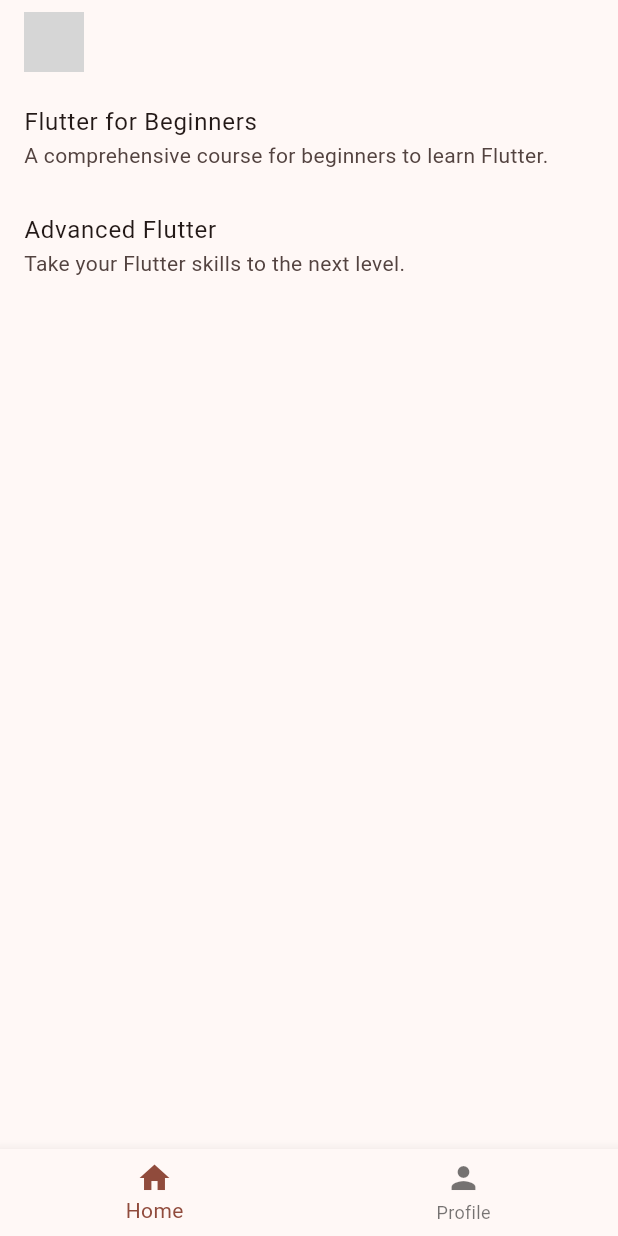
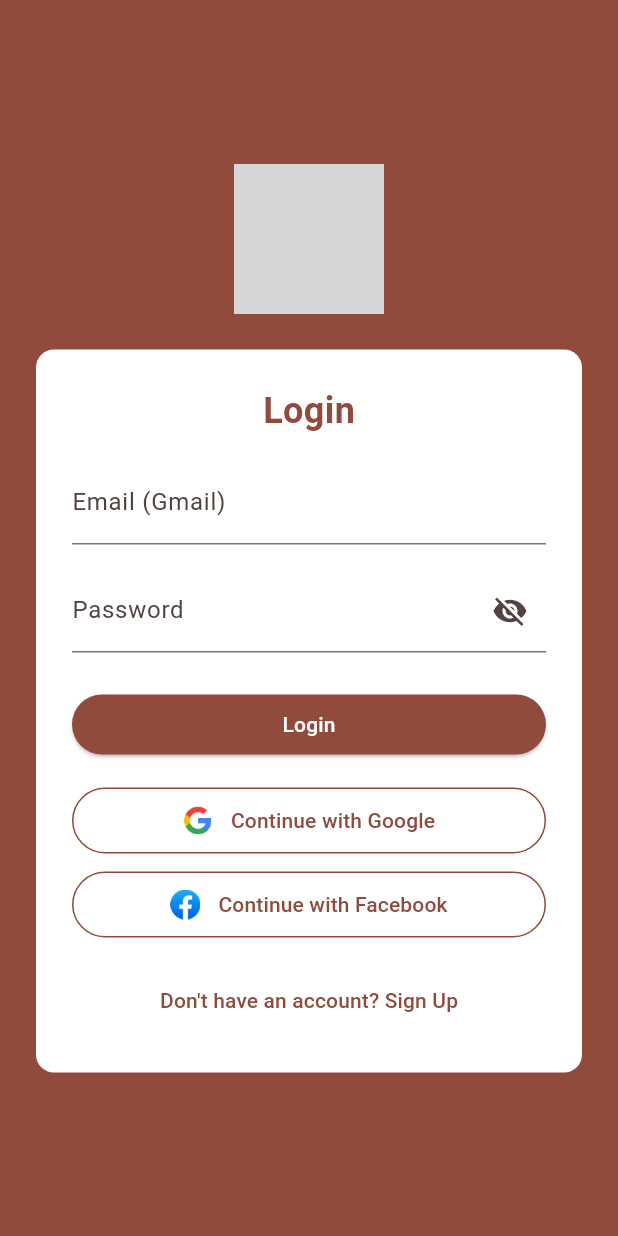
Before and after one commit to rabnawazwork-hub/madg28, a Flutter app: the screen it shows after launch, on a phone screen of 412 x 824 dp. Run offline on Flutter 3.47's test engine with Material 3 defaults, Android fonts, the phone set to English and light mode, and no system bars; grey boxes are pictures that could not be loaded.

Commit message:
`Added login and signup screens, updated main.dart and pubspec.yaml accordingly.`

```diff
--- a/lib/main.dart
+++ b/lib/main.dart
@@ -1,7 +1,8 @@
 import 'package:flutter/material.dart';
 import 'package:madg28/screens/home/program_listing.dart';
 import 'package:madg28/screens/profile/profile_screen.dart';
-
+import 'screens/login/login_screen.dart';
+import 'screens/signup/signup_screen.dart';
 void main() {
   runApp(const MyApp());
 }
@@ -20,7 +21,11 @@
           tertiary: const Color(0xFFF99D79),
         ),
       ),
-      home: const MainScreen(),
+      home: const LoginScreen(),
+      routes: {
+        LoginScreen.routeName: (context) => const LoginScreen(),
+        SignUpScreen.routeName: (context) => const SignUpScreen(),
+},
     );
   }
 }
--- /dev/null
+++ b/lib/screens/login/login_screen.dart
@@ -0,0 +1,114 @@
+import 'package:flutter/material.dart';
+import '../../main.dart';
+import '../signup/signup_screen.dart';
+import '../../widgets/custom_password_field.dart';
+import '../../widgets/social_login_button.dart';
+
+class LoginScreen extends StatefulWidget {
+  const LoginScreen({super.key});
+  static const routeName = '/login';
+
+  @override
+  State<LoginScreen> createState() => _LoginScreenState();
+}
+
+class _LoginScreenState extends State<LoginScreen> {
+  final _formKey = GlobalKey<FormState>();
+  final _emailController = TextEditingController();
+  final _passwordController = TextEditingController();
+
+  void _submit() {
+    if (_formKey.currentState?.validate() ?? false) {
+      Navigator.pushReplacement(
+        context,
+        MaterialPageRoute(builder: (_) => const MainScreen()),
+      );
+    }
+  }
+
+  @override
+  Widget build(BuildContext context) {
+    final theme = Theme.of(context).colorScheme;
+
+    return Scaffold(
+      backgroundColor: theme.primary,
+      body: SafeArea(
+        child: Center(
+          child: SingleChildScrollView(
+            padding: const EdgeInsets.symmetric(horizontal: 24.0),
+            child: Column(
+              children: [
+                Image.asset('assets/images/logo.png', height: 100),
+                const SizedBox(height: 24),
+                Container(
+                  padding: const EdgeInsets.all(24.0),
+                  decoration: BoxDecoration(
+                    color: Colors.white,
+                    borderRadius: BorderRadius.circular(12.0),
+                  ),
+                  child: Form(
+                    key: _formKey,
+                    child: Column(
+                      children: [
+                        Text('Login', style: TextStyle(fontSize: 24, fontWeight: FontWeight.bold, color: theme.primary)),
+                        const SizedBox(height: 16),
+                        TextFormField(
+                          controller: _emailController,
+                          decoration: const InputDecoration(labelText: 'Email (Gmail)'),
+                          validator: (value) {
+                            if (value == null || value.isEmpty || !value.endsWith('@gmail.com')) {
+                              return 'Enter a valid Gmail address';
+                            }
+                            return null;
+                          },
+                        ),
+                        const SizedBox(height: 16),
+                        CustomPasswordField(
+                          controller: _passwordController,
+                          label: 'Password',
+                          validator: (value) {
+                            if (value == null || value.isEmpty) return 'Enter your password';
+                            return null;
+                          },
+                        ),
+                        const SizedBox(height: 24),
+                        ElevatedButton(
+                          onPressed: _submit,
+                          style: ElevatedButton.styleFrom(
+                            backgroundColor: theme.primary,
+                            foregroundColor: Colors.white,
+                          ),
+                          child: const SizedBox(
+                            width: double.infinity,
+                            child: Center(child: Text('Login')),
+                          ),
+                        ),
+                        const SizedBox(height: 16),
+                        SocialLoginButton(
+                          label: 'Continue with Google',
+                          iconPath: 'assets/images/google.png',
+                          onPressed: _submit,
+                        ),
+                        const SizedBox(height: 8),
+                        SocialLoginButton(
+                          label: 'Continue with Facebook',
+                          iconPath: 'assets/images/facebook.png',
+                          onPressed: _submit,
+                        ),
+                        const SizedBox(height: 16),
+                        TextButton(
+                          onPressed: () => Navigator.pushNamed(context, SignUpScreen.routeName),
+                          child: const Text("Don't have an account? Sign Up"),
+                        ),
+                      ],
+                    ),
+                  ),
+                ),
+              ],
+            ),
+          ),
+        ),
+      ),
+    );
+  }
+}
--- /dev/null
+++ b/lib/widgets/custom_password_field.dart
@@ -0,0 +1,39 @@
+import 'package:flutter/material.dart';
+
+class CustomPasswordField extends StatefulWidget {
+  final TextEditingController controller;
+  final String label;
+  final String? Function(String?)? validator;
+
+  const CustomPasswordField({
+    super.key,
+    required this.controller,
+    required this.label,
+    this.validator,
+  });
+
+  @override
+  State<CustomPasswordField> createState() => _CustomPasswordFieldState();
+}
+
+class _CustomPasswordFieldState extends State<CustomPasswordField> {
+  bool _obscureText = true;
+
+  @override
+  Widget build(BuildContext context) {
+    return TextFormField(
+      controller: widget.controller,
+      obscureText: _obscureText,
+      decoration: InputDecoration(
+        labelText: widget.label,
+        suffixIcon: IconButton(
+          icon: Icon(_obscureText ? Icons.visibility_off : Icons.visibility),
+          onPressed: () {
+            setState(() => _obscureText = !_obscureText);
+          },
+        ),
+      ),
+      validator: widget.validator,
+    );
+  }
+}
--- /dev/null
+++ b/lib/widgets/social_login_button.dart
@@ -0,0 +1,33 @@
+import 'package:flutter/material.dart';
+
+class SocialLoginButton extends StatelessWidget {
+  final String label;
+  final String iconPath;
+  final VoidCallback onPressed;
+
+  const SocialLoginButton({
+    super.key,
+    required this.label,
+    required this.iconPath,
+    required this.onPressed,
+  });
+
+  @override
+  Widget build(BuildContext context) {
+    return OutlinedButton(
+      onPressed: onPressed,
+      style: OutlinedButton.styleFrom(
+        padding: const EdgeInsets.symmetric(vertical: 12.0),
+        side: BorderSide(color: Theme.of(context).colorScheme.primary),
+      ),
+      child: Row(
+        mainAxisAlignment: MainAxisAlignment.center,
+        children: [
+          Image.asset(iconPath, height: 20, width: 20),
+          const SizedBox(width: 12),
+          Text(label),
+        ],
+      ),
+    );
+  }
+}
--- a/pubspec.yaml
+++ b/pubspec.yaml
@@ -59,7 +59,10 @@
 
   # To add assets to your application, add an assets section, like this:
   assets:
-    - assets/images/logo.png
+  #  - assets/images/logo.png
+    - assets/images/google.png
+    - assets/images/facebook.png
+
 
   # An image asset can refer to one or more resolution-specific "variants", see
   # https://flutter.dev/to/resolution-aware-images
```
Also changed, not shown: lib/screens/signup/signup_screen.dart (added, +135 -0 lines), assets/images/facebook.png (added), assets/images/google.png (added).
